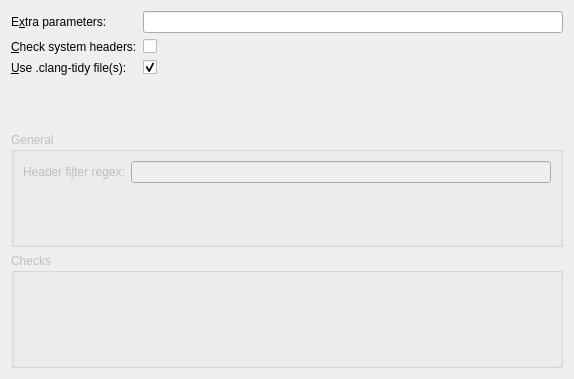
Before: the Qt Designer form src/config/clangtidyprojectconfigpage.ui in KDE/kdevelop, drawn with Qt 5.
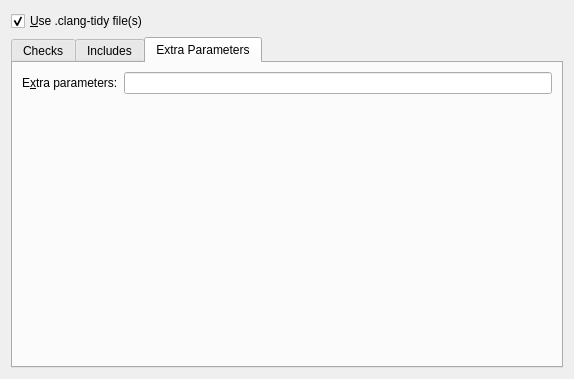
After: the same form once the commit is applied. The open tabs and pages were chosen to show the change. Custom widgets are drawn as their Qt base class.

Commit message: Project config UI: distribute fields over tabs, like with cppcheck & clazy

Diff of the .ui file:
```diff
--- a/src/config/clangtidyprojectconfigpage.ui
+++ b/src/config/clangtidyprojectconfigpage.ui
@@ -12,29 +12,40 @@
   </property>
   <layout class="QVBoxLayout" name="verticalLayout">
    <item>
-    <layout class="QFormLayout">
-     <item row="0" column="0">
-      <widget class="QLabel" name="label">
+    <widget class="QCheckBox" name="kcfg_useConfigFile">
        <property name="text">
-        <string>E&amp;xtra parameters:</string>
-       </property>
-       <property name="buddy">
-        <cstring>kcfg_additionalParameters</cstring>
-       </property>
-      </widget>
-     </item>
-     <item row="0" column="1">
-      <widget class="QLineEdit" name="kcfg_additionalParameters">
-       <property name="toolTip">
-        <string>&lt;html&gt;&lt;head/&gt;&lt;body&gt;&lt;p&gt;Additional command line options to pass to clang-tidy.&lt;/p&gt;&lt;/body&gt;&lt;/html&gt;</string>
-       </property>
-       <property name="clearButtonEnabled">
+      <string>&amp;Use .clang-tidy file(s)</string>
+     </property>
+     <property name="checked">
         <bool>true</bool>
        </property>
       </widget>
      </item>
-     <item row="1" column="0">
-      <widget class="QLabel">
+   <item>
+    <widget class="QTabWidget" name="tabWidget">
+     <property name="currentIndex">
+      <number>0</number>
+     </property>
+     <widget class="QWidget" name="checksTab">
+      <attribute name="title">
+       <string>Checks</string>
+      </attribute>
+      <property name="enabled">
+       <bool>false</bool>
+      </property>
+      <layout class="QVBoxLayout" name="verticalLayout_2">
+       <item>
+        <widget class="ClangTidy::CheckSelection" name="kcfg_enabledChecks" native="true"/>
+       </item>
+      </layout>
+     </widget>
+     <widget class="QWidget" name="tab_3">
+      <attribute name="title">
+       <string>Includes</string>
+      </attribute>
+      <layout class="QFormLayout" name="formLayout_2">
+       <item row="0" column="0">
+        <widget class="QLabel" name="label_3">
        <property name="text">
         <string>&amp;Check system headers:</string>
        </property>
@@ -43,48 +54,23 @@
        </property>
       </widget>
      </item>
-     <item row="1" column="1">
+       <item row="0" column="1">
       <widget class="QCheckBox" name="kcfg_checkSystemHeaders"/>
      </item>
-     <item row="2" column="0">
-      <widget class="QLabel">
+       <item row="1" column="0">
+        <widget class="QLabel" name="headerFilterLabel">
        <property name="text">
-        <string>&amp;Use .clang-tidy file(s):</string>
-       </property>
-       <property name="buddy">
-        <cstring>kcfg_useConfigFile</cstring>
-       </property>
-      </widget>
-     </item>
-     <item row="2" column="1">
-      <widget class="QCheckBox" name="kcfg_useConfigFile">
-       <property name="checked">
-        <bool>true</bool>
-       </property>
-      </widget>
-     </item>
-    </layout>
-   </item>
-   <item>
-    <widget class="QGroupBox" name="generalGroupBox">
+          <string>Header fi&amp;lter:</string>
+         </property>
      <property name="enabled">
       <bool>false</bool>
-     </property>
-     <property name="title">
-      <string>General</string>
-     </property>
-     <layout class="QFormLayout">
-      <item row="0" column="0">
-       <widget class="QLabel">
-        <property name="text">
-         <string>Header fi&amp;lter regex:</string>
         </property>
         <property name="buddy">
          <cstring>kcfg_headerFilter</cstring>
         </property>
        </widget>
       </item>
-      <item row="0" column="1">
+       <item row="1" column="1">
        <widget class="QLineEdit" name="kcfg_headerFilter">
         <property name="toolTip">
          <string>&lt;html&gt;&lt;head/&gt;&lt;body&gt;&lt;p&gt;Regular expression matching the names of the headers to output diagnostics from. Diagnostics from the main file of each translation unit are always displayed. Can be used together with -line-filter.&lt;/p&gt;&lt;/body&gt;&lt;/html&gt;</string>
@@ -92,24 +78,40 @@
         <property name="clearButtonEnabled">
          <bool>true</bool>
         </property>
-       </widget>
-      </item>
-     </layout>
-    </widget>
-   </item>
-   <item>
-    <widget class="QGroupBox" name="checkListGroupBox">
      <property name="enabled">
       <bool>false</bool>
      </property>
-     <property name="title">
-      <string>Checks</string>
-     </property>
-     <layout class="QVBoxLayout">
-      <item>
-       <widget class="ClangTidy::CheckSelection" name="kcfg_enabledChecks" native="true"/>
-      </item>
-     </layout>
+        </widget>
+       </item>
+      </layout>
+     </widget>
+     <widget class="QWidget" name="tab_2">
+      <attribute name="title">
+       <string>Extra Parameters</string>
+      </attribute>
+      <layout class="QFormLayout" name="formLayout">
+       <item row="0" column="0">
+        <widget class="QLabel" name="label_2">
+         <property name="text">
+          <string>E&amp;xtra parameters:</string>
+         </property>
+         <property name="buddy">
+          <cstring>kcfg_additionalParameters</cstring>
+         </property>
+        </widget>
+       </item>
+       <item row="0" column="1">
+        <widget class="QLineEdit" name="kcfg_additionalParameters">
+         <property name="toolTip">
+          <string>&lt;html&gt;&lt;head/&gt;&lt;body&gt;&lt;p&gt;Additional command line options to pass to clang-tidy.&lt;/p&gt;&lt;/body&gt;&lt;/html&gt;</string>
+         </property>
+         <property name="clearButtonEnabled">
+          <bool>true</bool>
+         </property>
+        </widget>
+       </item>
+      </layout>
+     </widget>
     </widget>
    </item>
   </layout>
```
Left out of the diff: 30 changed lines with no effect on the pictures. Lines whose indentation alone changed are shown as unchanged.
